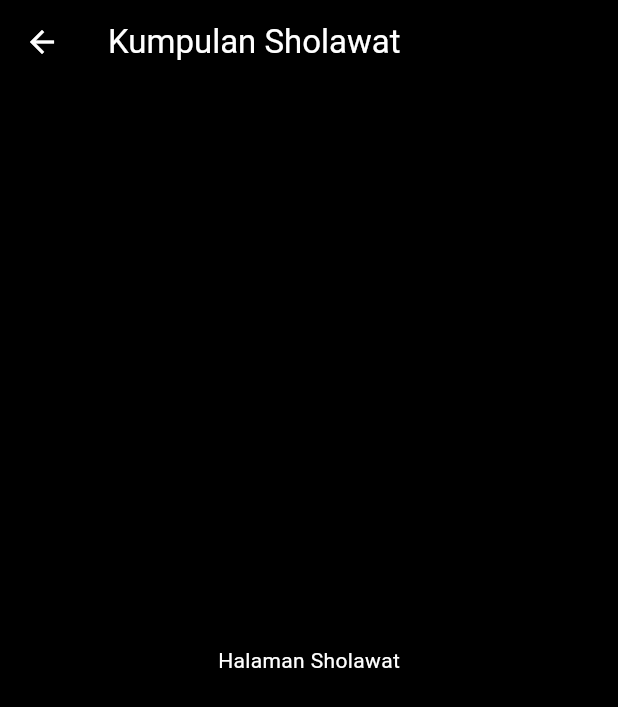
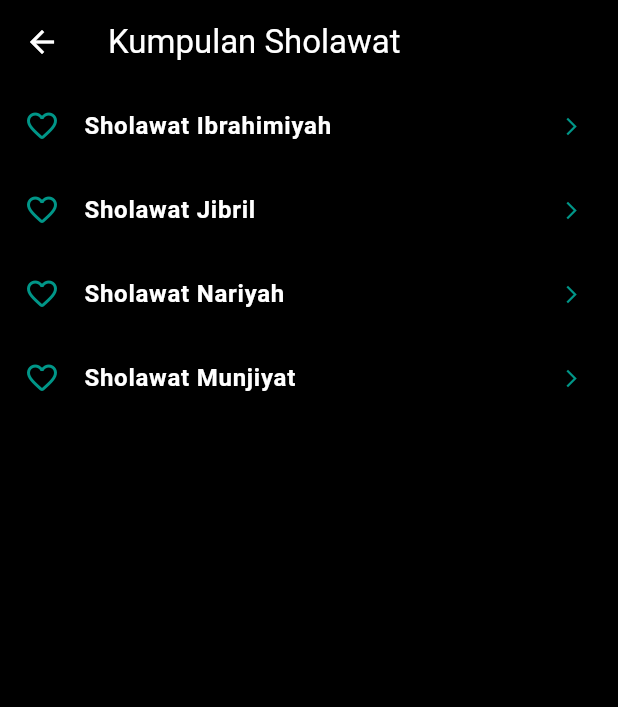
Before and after one commit to UmarEngginering/Nur_Kitab, a Flutter app: the SholawatPage screen opened directly, on a phone screen of 412 x 824 dp. Shown: the top 707 px of the screen. Run offline on Flutter 3.47's test engine with Material 3 defaults, Android fonts, the phone set to English and light mode, and no system bars; network calls fail.

Commit message:
memperbaiki tampilan bacaan sholawat

```diff
--- a/lib/main.dart
+++ b/lib/main.dart
@@ -336,7 +336,7 @@ class HomePage extends StatefulWidget{
             return ListTile(
               leading: const Icon(Icons.star_border_purple500_rounded, color: Colors.teal),
               title: Text(wirid[index],
-              style: const TextStyle(color: Colors.white, fontWeight: FontWeight.bold)
+              style: const TextStyle(color: Colors.white, fontWeight: FontWeight.bold),
               ),
               trailing: const Icon(Icons.arrow_forward_ios, color: Colors.teal, size: 14),
               onTap: () {
@@ -354,11 +354,32 @@ class HomePage extends StatefulWidget{
 
     @override
     Widget build(BuildContext context) {
+      final List<String> sholawat = [
+        "Sholawat Ibrahimiyah",
+        "Sholawat Jibril",
+        "Sholawat Nariyah",
+        "Sholawat Munjiyat",
+      ];
       return Scaffold(
         backgroundColor: Colors.black,
         appBar: AppBar(title: const Text('Kumpulan Sholawat'), backgroundColor: Colors.black,
         foregroundColor: Colors.white),
-        body: const Center(child: Text('Halaman Sholawat', style: TextStyle(color: Colors.white))),
+        body: ListView.builder(
+          itemCount: sholawat.length,
+          itemBuilder: (context, index) {
+            return ListTile(
+              leading: const Icon(Icons.favorite_border_rounded, color: Colors.teal),
+              title: Text(
+                sholawat[index],
+                style: const TextStyle(color: Colors.white, fontWeight: FontWeight.bold),
+              ),
+              trailing: const Icon(Icons.arrow_forward_ios, color: Colors.teal, size: 14),
+              onTap: () {
+                Navigator.push(context, MaterialPageRoute(builder: (context) => IsiBacaanPage(judul: sholawat[index]),
+                ));
+              },
+            );
+          },),
       );
     }
   }
@@ -466,6 +487,8 @@ class HomePage extends StatefulWidget{
         teksArab = "أَسْتَغْفِرُ اللهَ (٣×) اَللَّهُمَّ أَنْتَ السَّلاَمُ وَمِنْكَ السَّلاَمُ تَبَارَكْتَ يَا ذَا الْجَلاَلِ وَالإِكْرَامِ (١)";
         artiTeks = "1. Aku memohon ampun kepada Allah (3x). Ya Allah, Engkau adalah Maha Penyelamat, dari-Mu lah keselamatan. Maha Suci Engkau, wahai Tuhan Pemilik Keagungan dan Kemuliaan.";
       }
+
+      // -- BAGIAN WIRID --
       else if (judul == "Tasbih (Subhanallah)") {
         teksArab = "سُبْحَانَ اللهِ (٣٣×)";
         artiTeks = "Maha Suci Allah. \n(Dibaca sebanyak 33 kali setelah sholat fardhu.";
@@ -485,6 +508,24 @@ class HomePage extends StatefulWidget{
       else if (judul == "Ayat Kursi") {
         teksArab = "اللَّهُ لَا إِلَهَ إِلَّا هُوَ الْحَيُّ الْقَيُّومُ لَا تَأْخُذُهُ سِنَةٌ وَلَا نَوْمٌ لَّهُ مَا فِي السَّمَاوَاتِ وَمَا فِي الْأَرْضِ مَن ذَا الَّذِي يَشْفَعُ عِندَهُ إِلَّا بِإِذْنِهِ يَعْلَمُ مَا بَيْنَ أَيْدِيهِمْ وَمَا خَلْفَهُمْ وَلَا يُحِيطُونَ بِشَيْءٍ مِّنْ عِلْمِهِ إِلَّا بِمَا شَاءَ وَسِعَ كُرْسِيُّهُ السَّمَاوَاتِ وَالْأَرْضَ وَلَا يَئُودُهُ حِفْظُهُمَا وَهُوَ الْعَلِيُّ الْعَظِيمُ";
         artiTeks = "Allah, tidak ada tuhan selain Dia. Yang Maha Hidup, yang terus-menerus mengurus (makhluk-Nya), tidak mengantuk dan tidak tidur. Milik-Nya apa yang ada di langit dan apa yang ada di bumi. Tidak ada yang dapat memberi syafaat di sisi-Nya tanpa izin-Nya. Dia mengetahui apa yang di hadapan mereka dan apa yang di belakang mereka, dan mereka tidak mengetahui sesuatu apa pun dari ilmu-Nya melainkan apa yang Dia kehendaki. Kursi-Nya meliputi langit dan bumi. Dan Dia tidak merasa berat memelihara keduanya, Dan Dia Maha Tinggi, Maha Besar.";
+      }
+
+      // -- SHOLAWAT --
+      else if (judul == "Sholawat Ibrihiyah") {
+        teksArab = "اَللَّهُمَّ صَلِّ عَلَى مُحَمَّدٍ وَعَلَى آلِ  مُحَمَّدٍ كَمَا صَلَّيْتَ عَلَى إِبْرَاهِيمَ وَعَلَى آلِ إِبْرَاهِيمَ وَبَارِكْ عَلَى مُحَمَّدٍ وَعَلَى آلِ مُحَمَّدٍ كَمَا بَارَكْتَ عَلَى إِبْرَاهِيمَ وَعَلَى آلِ إِبْرَاهِيمَ فِي الْعَالَمِينَ إِنَّكَ حَمِيدٌ مَجِيدٌ";
+        artiTeks = "Ya Allah, limpahkanlah rahmat kepada Nabi Muhammad dan kepada keluarga Nabi Muhammad, sebagaimana Engkau telah melimpahkan rahmat kepada Nabi Ibrahim dan kepada keluarga Nabi Ibrahim. Dan berkahilah Nabi Muhammad dan keluarga Nabi Muhammad, sebagaimana Engkau telah memberkahi Nabi Ibrahim dan keluarga Nabi Ibrahim. Sesungguhnya di seluruh alam semesta ini, Engkau Maha Terpuji lagi Maha Mulia.";
+      }
+      else if (judul == "Sholawat Jibril") {
+        teksArab = "صَلَّى اللهُ عَلَى مُحَمَّدٍ";
+        artiTeks = "Semoga Allah memberikan rahmat-Nya kepada Nabi Muhammad. \n(Sholawat singkat penarik rezeki.";
+      }
+      else if (judul == "Sholawat Nariyah") {
+        teksArab = "اَللَّهُمَّ صَلِّ صَلَاةً كَامِلَةً وَسَلِّمْ سَلَامًا تَامًّا عَلَى سَيِّدِنَا مُحَمَّدٍ الَّذِي تَنْحَلُّ بِهِ الْعُقَدُ وَتَنْفَرِجُ بِهِ الْكُرَبُ وَتُقْضَى بِهِ الْحَوَائِجُ وَتُنَالُ بِهِ الرَّغَائِبُ وَحُسْنُ الْخَوَاتِمِ وَيُسْتَسْقَى الْغَمَامُ بِوَجْهِهِ الْكَرِيمِ وَعَلَى آلِهِ وَصَحْبِهِ فِي كُلِّ لَمْحَةٍ وَنَفَسٍ بِعَدَدِ كُلِّ مَعْلُومٍ لَكَ";
+        artiTeks = "Ya Allah, limpahkanlah shalawat yang sempurna dan kesejahteraan yang paripurna kepada junjungan kami Nabi Muhammad, yang dengan perantaraannya semua ikatan terlepas, segala kesusahan dihilangkan, segala kebutuhan dipenuhi, segala keinginan dan akhir yang baik tercapai, dan hujan diturunkan berkat wajahnya yang mulia. Begitu pula kepada keluarga dan para sahabatnya pada setiap kedipan mata dan hembusan nafas, sebanyak jumlah semua yang Engkau ketahui.";
+      }
+      else if (judul == "Sholawat Munjiyat") {
+        teksArab = "اَللَّهُمَّ صَلِّ عَلَى سَيِّدِنَا مُحَمَّدٍ صَلَاةً تُنْجِينَا بِهَا مِنْ جَمِيعِ الْأَهْوَالِ وَالْآفَاتِ وَتَقْضِي لَنَا بِهَا جَمِيعَ الْحَاجَاتِ وَتُطَهِّرُنَا بِهَا مِنْ جَمِيعِ السَّيِّئَاتِ وَتَرْفَعُنَا بِهَا عِنْدَكَ أَعْلَى الدَّرَجَاتِ وَتُبَلِّغُنَا بِهَا أَقْصَى الْغَايَاتِ مِنْ جَمِيعِ الْخَيْرَاتِ فِي الْحَيَاةِ وَبَعْدَ الْمَمَاتِ";
+        artiTeks = "Ya Allah, limpahkanlah rahmat kepada junjungan kami Nabi Muhammad, yang dengan shalawat itu Engkau akan menyelamatkan kami dari semua keadaan yang menakutkan dan dari semua malapetaka, Engkau akan memenuhi semua kebutuhan kami, Engkau akan membersihkan kami dari semua keburukan, Engkau akan mengangkat kami ke derajat tertinggi di sisi-Mu, dan Engkau akan menyampaikan kami kepada tujuan yang paling sempurna dari semua kebaikan, baik semasa hidup maupun setelah mati.";
       }
 
       return Scaffold(
```
